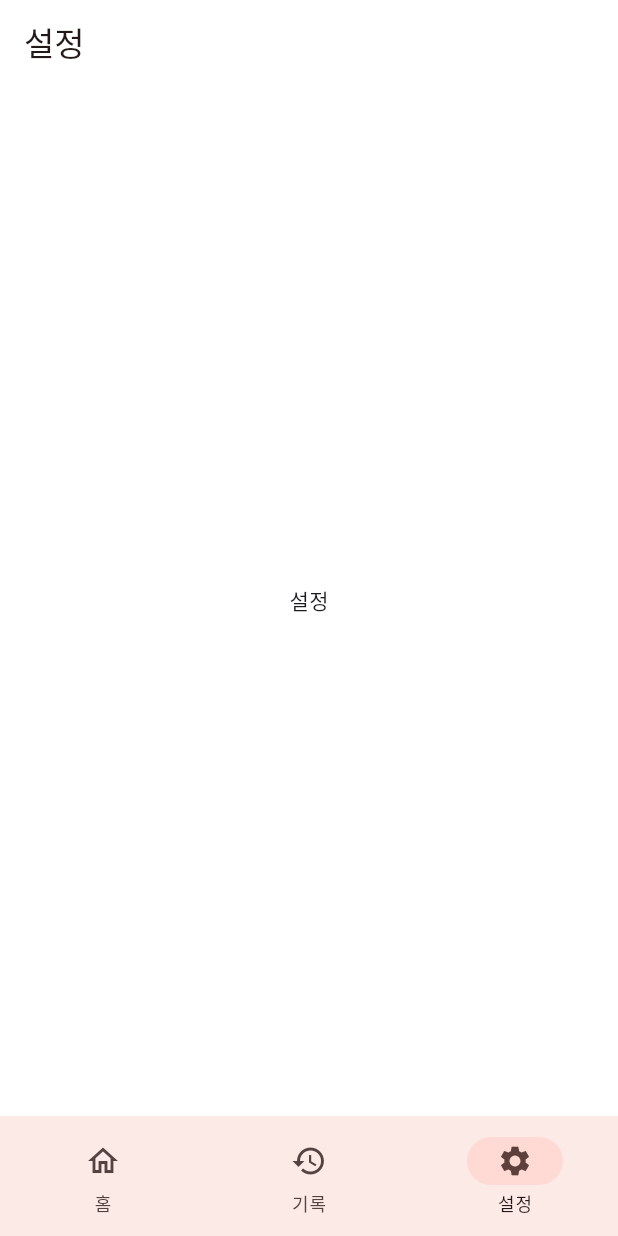
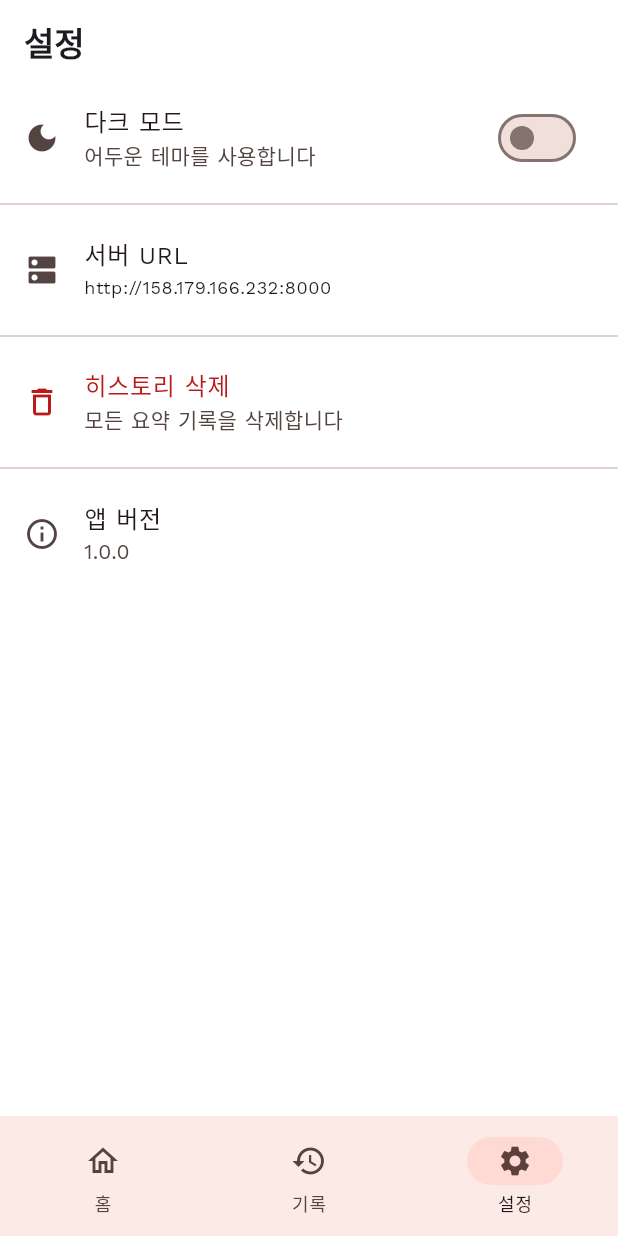
Before and after one commit to kangraemin/youtube-helper, a Flutter app: the screen it shows after launch, item 3 of the bottom bar chosen, on a phone screen of 412 x 824 dp. Run offline on Flutter 3.47's test engine with Material 3 defaults, Android fonts, the phone set to English and light mode, and no system bars; our stand-ins replace flutter_markdown, flutter_riverpod, freezed_annotation, go_router, google_fonts, hive_flutter; accounts and stored records are empty.

Commit message:
feat: Flutter 기능 완성 - 히스토리/설정 화면 + 네비게이션 연결

```diff
--- /dev/null
+++ b/app/lib/features/settings/presentation/settings_screen.dart
@@ -0,0 +1,145 @@
+import 'package:flutter/material.dart';
+import 'package:flutter_riverpod/flutter_riverpod.dart';
+
+import 'package:youtube_helper/features/summarize/application/settings_provider.dart';
+import 'package:youtube_helper/features/summarize/application/history_provider.dart';
+
+class SettingsScreen extends ConsumerStatefulWidget {
+  const SettingsScreen({super.key});
+
+  @override
+  ConsumerState<SettingsScreen> createState() => _SettingsScreenState();
+}
+
+class _SettingsScreenState extends ConsumerState<SettingsScreen> {
+  late TextEditingController _serverUrlController;
+
+  @override
+  void initState() {
+    super.initState();
+    _serverUrlController =
+        TextEditingController(text: ref.read(serverUrlProvider));
+  }
+
+  @override
+  void dispose() {
+    _serverUrlController.dispose();
+    super.dispose();
+  }
+
+  @override
+  Widget build(BuildContext context) {
+    final isDarkMode = ref.watch(isDarkModeProvider);
+    final theme = Theme.of(context);
+
+    return Scaffold(
+      appBar: AppBar(
+        title: Text(
+          '설정',
+          style: theme.textTheme.titleLarge?.copyWith(
+            fontWeight: FontWeight.bold,
+          ),
+        ),
+      ),
+      body: ListView(
+        children: [
+          SwitchListTile(
+            title: const Text('다크 모드'),
+            subtitle: const Text('어두운 테마를 사용합니다'),
+            secondary: const Icon(Icons.dark_mode),
+            value: isDarkMode,
+            onChanged: (_) {
+              ref.read(isDarkModeProvider.notifier).toggle();
+            },
+          ),
+          const Divider(),
+          ListTile(
+            leading: const Icon(Icons.dns),
+            title: const Text('서버 URL'),
+            subtitle: Text(
+              _serverUrlController.text,
+              style: theme.textTheme.bodySmall,
+            ),
+            onTap: () => _showServerUrlDialog(context),
+          ),
+          const Divider(),
+          ListTile(
+            leading: Icon(Icons.delete_outline, color: theme.colorScheme.error),
+            title: Text(
+              '히스토리 삭제',
+              style: TextStyle(color: theme.colorScheme.error),
+            ),
+            subtitle: const Text('모든 요약 기록을 삭제합니다'),
+            onTap: () => _showClearHistoryDialog(context),
+          ),
+          const Divider(),
+          const ListTile(
+            leading: Icon(Icons.info_outline),
+            title: Text('앱 버전'),
+            subtitle: Text('1.0.0'),
+          ),
+        ],
+      ),
+    );
+  }
+
+  void _showServerUrlDialog(BuildContext context) {
+    showDialog(
+      context: context,
+      builder: (context) => AlertDialog(
+        title: const Text('서버 URL'),
+        content: TextField(
+          controller: _serverUrlController,
+          decoration: const InputDecoration(
+            hintText: 'http://example.com:8000',
+            border: OutlineInputBorder(),
+          ),
+        ),
+        actions: [
+          TextButton(
+            onPressed: () => Navigator.pop(context),
+            child: const Text('취소'),
+          ),
+          FilledButton(
+            onPressed: () {
+              ref
+                  .read(serverUrlProvider.notifier)
+                  .update(_serverUrlController.text.trim());
+              Navigator.pop(context);
+            },
+            child: const Text('저장'),
+          ),
+        ],
+      ),
+    );
+  }
+
+  void _showClearHistoryDialog(BuildContext context) {
+    showDialog(
+      context: context,
+      builder: (context) => AlertDialog(
+        title: const Text('히스토리 삭제'),
+        content: const Text('모든 요약 기록이 삭제됩니다. 계속하시겠습니까?'),
+        actions: [
+          TextButton(
+            onPressed: () => Navigator.pop(context),
+            child: const Text('취소'),
+          ),
+          FilledButton(
+            style: FilledButton.styleFrom(
+              backgroundColor: Theme.of(context).colorScheme.error,
+            ),
+            onPressed: () {
+              ref.read(historyProvider.notifier).clearAll();
+              Navigator.pop(context);
+              ScaffoldMessenger.of(context).showSnackBar(
+                const SnackBar(content: Text('히스토리가 삭제되었습니다')),
+              );
+            },
+            child: const Text('삭제'),
+          ),
+        ],
+      ),
+    );
+  }
+}
--- a/app/lib/routing/app_router.dart
+++ b/app/lib/routing/app_router.dart
@@ -4,6 +4,8 @@ import 'package:go_router/go_router.dart';
 
 import 'package:youtube_helper/features/summarize/presentation/home_screen.dart';
 import 'package:youtube_helper/features/summarize/presentation/summary_detail_screen.dart';
+import 'package:youtube_helper/features/history/presentation/history_screen.dart';
+import 'package:youtube_helper/features/settings/presentation/settings_screen.dart';
 import 'package:youtube_helper/routing/shell_scaffold.dart';
 
 final _rootNavigatorKey = GlobalKey<NavigatorState>();
@@ -26,20 +28,14 @@ final appRouterProvider = Provider<GoRouter>((ref) {
           ),
           GoRoute(
             path: '/history',
-            pageBuilder: (context, state) => NoTransitionPage(
-              child: Scaffold(
-                appBar: AppBar(title: const Text('히스토리')),
-                body: const Center(child: Text('히스토리')),
-              ),
+            pageBuilder: (context, state) => const NoTransitionPage(
+              child: HistoryScreen(),
             ),
           ),
           GoRoute(
             path: '/settings',
-            pageBuilder: (context, state) => NoTransitionPage(
-              child: Scaffold(
-                appBar: AppBar(title: const Text('설정')),
-                body: const Center(child: Text('설정')),
-              ),
+            pageBuilder: (context, state) => const NoTransitionPage(
+              child: SettingsScreen(),
             ),
           ),
         ],
--- a/docs/2026-03-08/youtube-summary-app/state.json
+++ b/docs/2026-03-08/youtube-summary-app/state.json
@@ -7,7 +7,7 @@
   "plan_approved": true,
   "team_name": "twinkly-tickling-karp",
   "current_dev_phase": 4,
-  "current_step": 1,
+  "current_step": 3,
   "dev_phases": {
     "1": {
       "name": "backend-foundation",
```
Also changed, not shown: app/lib/features/history/presentation/history_screen.dart (added, +204 -0 lines), 3 other files.
